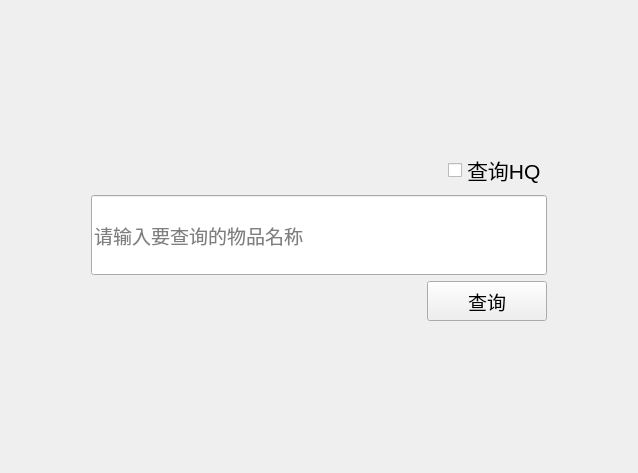
This is query_item_id.ui in NagaResst/Paissa as Qt 5 draws it before an edit. The edited form follows.
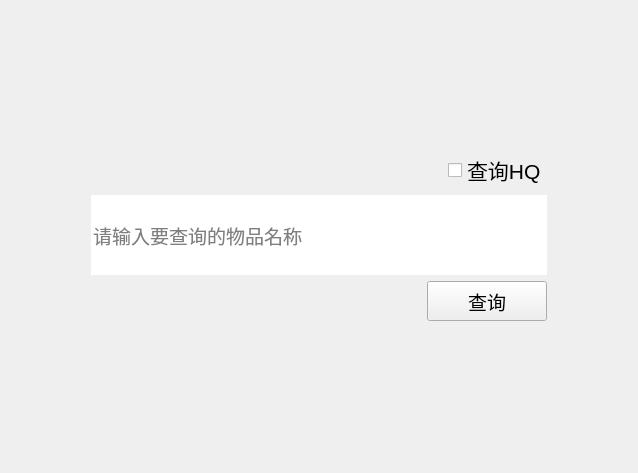
This is the edited form.

What changed in the file:
```diff
--- a/query_item_id.ui
+++ b/query_item_id.ui
@@ -70,11 +70,20 @@
        <property name="text">
         <string/>
        </property>
+       <property name="maxLength">
+        <number>80</number>
+       </property>
+       <property name="frame">
+        <bool>false</bool>
+       </property>
+       <property name="echoMode">
+        <enum>QLineEdit::Normal</enum>
+       </property>
        <property name="placeholderText">
         <string>请输入要查询的物品名称</string>
        </property>
        <property name="clearButtonEnabled">
-        <bool>false</bool>
+        <bool>true</bool>
        </property>
       </widget>
      </item>
```
Left out of the diff: 3 changed lines with no effect on the pictures.
